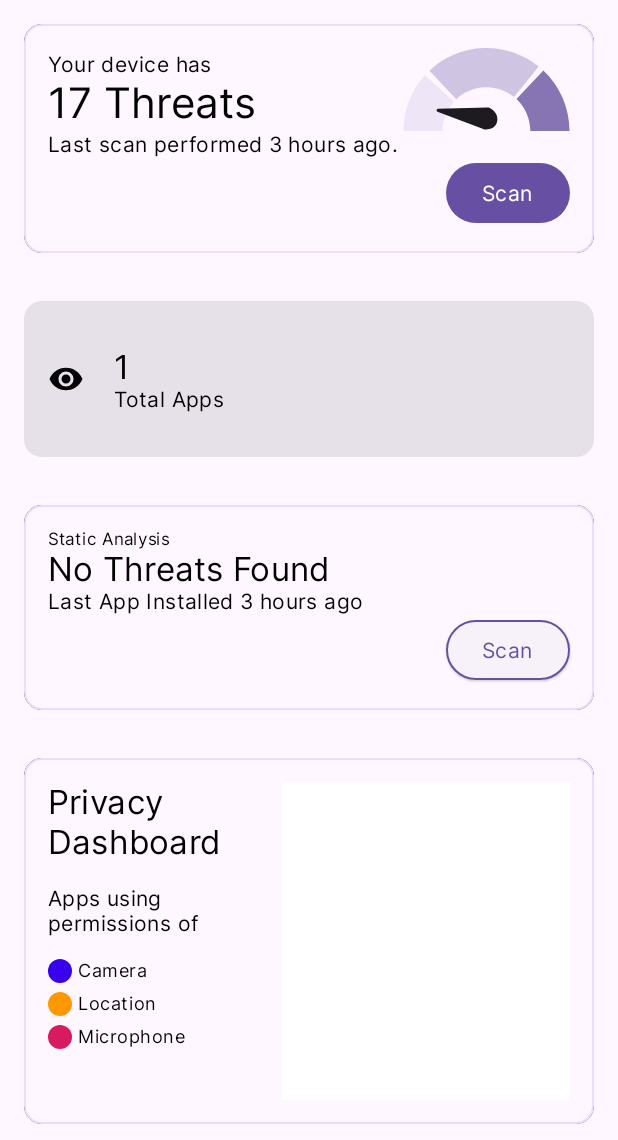
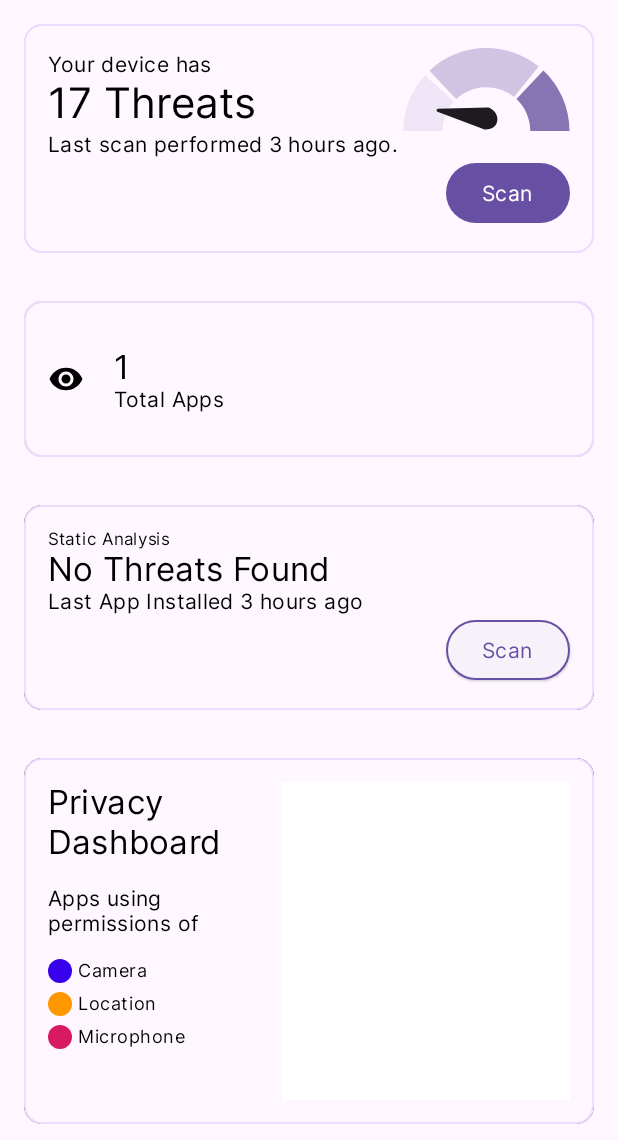
Before and after one commit to AmreshSinha/SecureNet, an Android app built with Jetpack Compose: the screen it shows after launch (MainActivity), on a phone screen of 412 x 824 dp, the part 96-1236 px from its top. Run offline under Robolectric (Android 15) with nearby library versions, the phone set to English and light mode, and no system bars.

Commit message:
app count border color synced

```diff
--- a/app/src/main/java/com/securenaut/securenet/components/HomeAppCountCard.kt
+++ b/app/src/main/java/com/securenaut/securenet/components/HomeAppCountCard.kt
@@ -3,14 +3,18 @@ package com.securenaut.securenet.components
 import android.content.pm.ApplicationInfo
 import android.content.pm.PackageManager
 import androidx.compose.foundation.Image
+import androidx.compose.foundation.border
 import androidx.compose.foundation.layout.Arrangement
 import androidx.compose.foundation.layout.Column
 import androidx.compose.foundation.layout.Row
 import androidx.compose.foundation.layout.fillMaxWidth
 import androidx.compose.foundation.layout.padding
+import androidx.compose.foundation.shape.RoundedCornerShape
 import androidx.compose.material3.Card
 import androidx.compose.material3.Icon
 import androidx.compose.material3.MaterialTheme
+import androidx.compose.material3.OutlinedCard
+import androidx.compose.material3.Surface
 import androidx.compose.ui.unit.dp
 import androidx.compose.material3.Text
 import androidx.compose.runtime.Composable
@@ -22,6 +26,7 @@ import androidx.compose.ui.platform.LocalContext
 import androidx.compose.ui.res.painterResource
 import androidx.compose.ui.tooling.preview.Preview
 import com.securenaut.securenet.R
+import com.securenaut.securenet.ui.theme.CardBorder
 import com.securenaut.securenet.ui.theme.IconColor
 import com.securenaut.securenet.ui.theme.Typography
 
@@ -35,8 +40,17 @@ fun HomeAppCountCard() {
     val installedApps = installedApplications.filter { appInfo ->
         appInfo.flags and ApplicationInfo.FLAG_SYSTEM == 0
     }
+Surface(modifier = Modifier.padding()) {
 
-    Card(modifier = Modifier.padding(16.dp)){
+}
+    OutlinedCard(modifier = Modifier
+        .padding(horizontal = 16.dp, vertical = 16.dp)
+        .border(
+            width = 1.dp,
+            color = CardBorder,
+            shape = RoundedCornerShape(size = 12.dp)
+        )
+    ){
         Row(modifier = Modifier
             .padding(16.dp)
             .fillMaxWidth(),verticalAlignment = Alignment.CenterVertically) {
--- a/app/src/main/java/com/securenaut/securenet/components/HomeScanCard.kt
+++ b/app/src/main/java/com/securenaut/securenet/components/HomeScanCard.kt
@@ -47,7 +47,7 @@ fun HomeScanCard(navController: NavHostController){
             .padding(horizontal = 16.dp, vertical = 16.dp)
     ) {
         OutlinedCard(
-            border = BorderStroke(0.5.dp, Color.Black),
+            border = BorderStroke(0.5.dp, CardBorder),
             modifier = Modifier
                 .border(
                     width = 1.dp,
```
